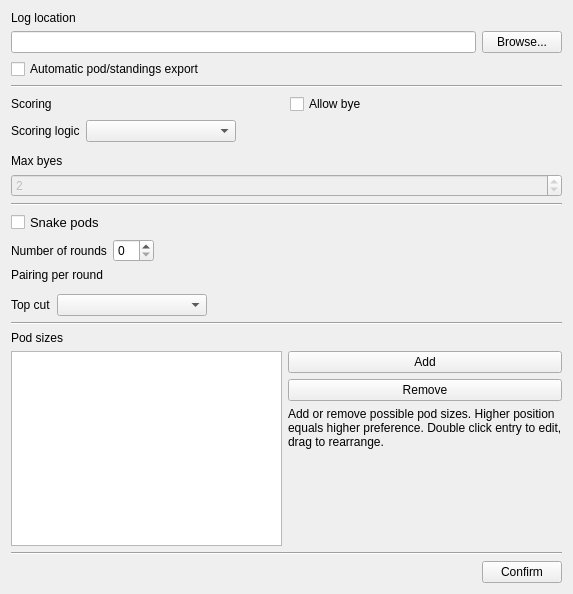
Above: ui/TournamentConfigDialog.ui from eVen-gits/EDH_matchmaker before the change. Below: the same form after it.
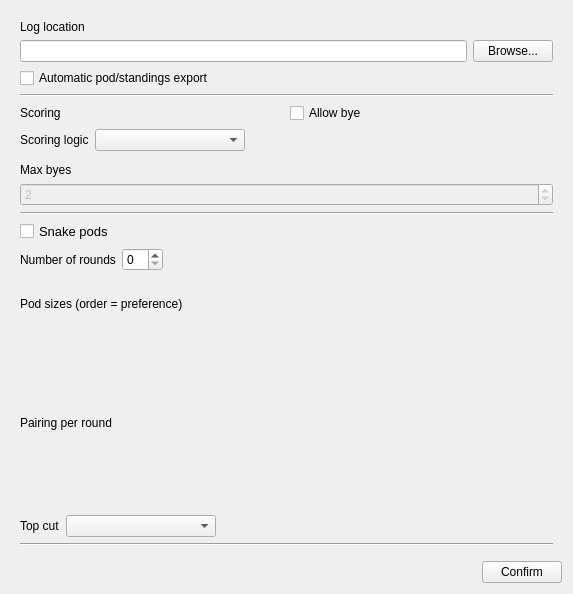
That is the form after the change.

Commit message: Pairing parameters, per-round pairing config, and pod-size compatibility (#15)

What changed in the file:
```diff
--- a/ui/TournamentConfigDialog.ui
+++ b/ui/TournamentConfigDialog.ui
@@ -30,7 +30,17 @@
   </property>
   <layout class="QVBoxLayout" name="verticalLayout_8">
    <item>
-    <layout class="QVBoxLayout" name="verticalLayout">
+    <widget class="QScrollArea" name="scrollArea">
+     <property name="widgetResizable">
+      <bool>true</bool>
+     </property>
+     <property name="frameShape">
+      <enum>QFrame::Shape::NoFrame</enum>
+     </property>
+     <widget class="QWidget" name="scrollAreaContents">
+      <layout class="QVBoxLayout" name="scrollContentLayout">
+       <item>
+        <layout class="QVBoxLayout" name="verticalLayout">
      <item>
       <widget class="QLabel" name="label_8">
        <property name="text">
@@ -223,6 +233,31 @@
      </item>
     </layout>
    </item>
+   <item>
+    <widget class="QLabel" name="label_podsizes">
+     <property name="text">
+      <string>Pod sizes (order = preference)</string>
+     </property>
+    </widget>
+   </item>
+   <item>
+    <widget class="QWidget" name="w_pod_sizes" native="true">
+     <layout class="QVBoxLayout" name="podSizesLayout">
+      <property name="leftMargin">
+       <number>0</number>
+      </property>
+      <property name="topMargin">
+       <number>0</number>
+      </property>
+      <property name="rightMargin">
+       <number>0</number>
+      </property>
+      <property name="bottomMargin">
+       <number>0</number>
+      </property>
+     </layout>
+    </widget>
+   </item>
    <item>
     <widget class="QLabel" name="label_pairing">
      <property name="text">
@@ -282,108 +317,15 @@
      </item>
     </layout>
    </item>
-   <item>
-    <widget class="Line" name="line_2">
-     <property name="orientation">
-      <enum>Qt::Orientation::Horizontal</enum>
-     </property>
-    </widget>
-   </item>
-   <item>
-    <layout class="QVBoxLayout" name="verticalLayout_7">
-     <item>
-      <widget class="QLabel" name="label_10">
-       <property name="text">
-        <string>Pod sizes</string>
-       </property>
-      </widget>
-     </item>
-     <item>
-      <layout class="QHBoxLayout" name="horizontalLayout_4">
-       <item>
-        <widget class="QListWidget" name="lw_pod_sizes">
-         <property name="sizePolicy">
-          <sizepolicy hsizetype="MinimumExpanding" vsizetype="Expanding">
-           <horstretch>50</horstretch>
-           <verstretch>0</verstretch>
-          </sizepolicy>
-         </property>
-         <property name="minimumSize">
-          <size>
-           <width>60</width>
-           <height>0</height>
-          </size>
-         </property>
-         <property name="contextMenuPolicy">
-          <enum>Qt::ContextMenuPolicy::ActionsContextMenu</enum>
-         </property>
-         <property name="editTriggers">
-          <set>QAbstractItemView::EditTrigger::DoubleClicked</set>
-         </property>
-         <property name="defaultDropAction">
-          <enum>Qt::DropAction::MoveAction</enum>
-         </property>
-         <property name="alternatingRowColors">
-          <bool>true</bool>
-         </property>
-         <property name="selectionMode">
-          <enum>QAbstractItemView::SelectionMode::SingleSelection</enum>
-         </property>
-         <property name="movement">
-          <enum>QListView::Movement::Snap</enum>
-         </property>
-        </widget>
-       </item>
-       <item>
-        <layout class="QVBoxLayout" name="verticalLayout_6">
-         <item>
-          <widget class="QPushButton" name="pb_add_psize">
-           <property name="text">
-            <string>Add</string>
-           </property>
-          </widget>
-         </item>
-         <item>
-          <widget class="QPushButton" name="pb_remove_psize">
-           <property name="text">
-            <string>Remove</string>
-           </property>
-          </widget>
-         </item>
-         <item>
-          <widget class="QLabel" name="label_7">
-           <property name="text">
-            <string>Add or remove possible pod sizes. Higher position equals higher preference. Double click entry to edit, drag to rearrange.</string>
-           </property>
-           <property name="wordWrap">
-            <bool>true</bool>
-           </property>
-          </widget>
-         </item>
-         <item>
-          <spacer name="verticalSpacer">
-           <property name="orientation">
-            <enum>Qt::Orientation::Vertical</enum>
-           </property>
-           <property name="sizeHint" stdset="0">
-            <size>
-             <width>20</width>
-             <height>40</height>
-            </size>
-           </property>
-          </spacer>
-         </item>
-        </layout>
-       </item>
-      </layout>
-     </item>
-    </layout>
-   </item>
    <item>
     <widget class="Line" name="line_3">
      <property name="orientation">
       <enum>Qt::Orientation::Horizontal</enum>
      </property>
+    </widget>
+   </item>
+      </layout>
+     </widget>
     </widget>
    </item>
    <item>
```
The commit also changes 10 other files.
